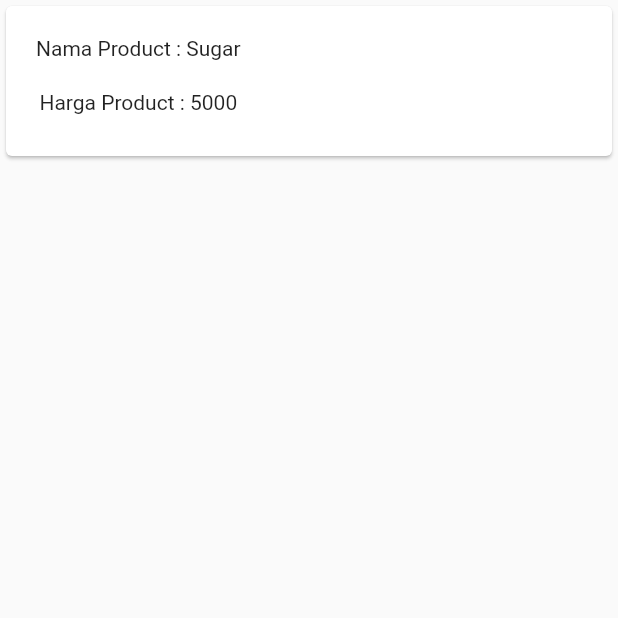
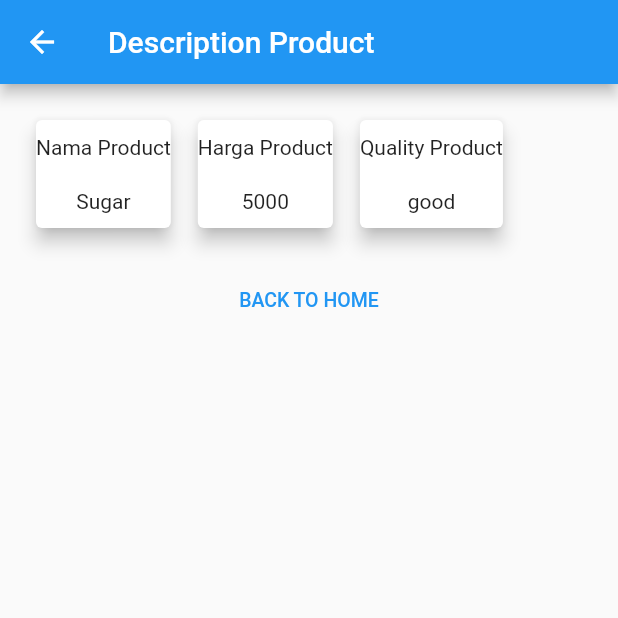
Before and after one commit to GalihPrev/Tugas_navigation_flutter, a Flutter app: the screen it shows after launch, after a tap on "Sugar", on a phone screen of 412 x 824 dp, the top half of it. Run offline on Flutter 3.47's test engine with Material 2 defaults, Android fonts, the phone set to English and light mode, and no system bars.

Commit message:
Chamge 3

```diff
--- a/lib/models/item.dart
+++ b/lib/models/item.dart
@@ -1,6 +1,7 @@
 class Item {
   String name;
   int price;
+  String quality;
 
-  Item({required this.name, required this.price});
+  Item({required this.name, required this.quality,required this.price});
 }
--- a/lib/pages/home_page.dart
+++ b/lib/pages/home_page.dart
@@ -7,14 +7,18 @@ class HomePage extends StatefulWidget {
 }
 
 final List<Item> items = [
-  Item(name: 'Sugar', price: 5000),
-  Item(name: 'Salt', price: 2000),
+  Item(name: 'Sugar', price: 5000, quality: 'good'),
+  Item(name: 'Salt', price: 2000, quality: 'good'),
+  Item(name: 'Brown Sugar', price: 2000, quality: 'good'),
 ];
 
 class _HomePageState extends State<HomePage> {
   @override
   Widget build(BuildContext context) {
     return Scaffold(
+      appBar: AppBar(
+        title: const Text("Select Your Product"),
+      ),
       body: Container(
         margin: EdgeInsets.all(8),
         child: ListView.builder(
--- a/lib/pages/item_page.dart
+++ b/lib/pages/item_page.dart
@@ -1,5 +1,7 @@
 import 'package:flutter/material.dart';
 import 'package:tugas_navigation_flutter/models/item.dart';
+import 'package:tugas_navigation_flutter/pages/home_page.dart';
+import 'package:tugas_navigation_flutter/widgets/back_home.dart';
 
 class ItemPage extends StatelessWidget {
   const ItemPage({Key? key}) : super(key: key);
@@ -9,27 +11,65 @@ class ItemPage extends StatelessWidget {
     final Item items = ModalRoute.of(context)!.settings.arguments as Item;
 
     return Scaffold(
-      body: Card(
-        child: Container(
+      appBar: AppBar(
+        title: Text("Description Product"),
+      ),
+      body: ListView(
+        children: [
+          Container(
             padding: EdgeInsets.all(20),
             // color: Colors.amber,
-          height: 100,
+            height: 120,
             child: Center(
               child: Row(
                 children: [
-                Column(
+                  Row(
+                    mainAxisAlignment: MainAxisAlignment.spaceEvenly,
                     children: [
-                    Text("Nama Product : " + items.name),
+                      Card(
+                        elevation: 5,
+                        child: Column(
+                          mainAxisAlignment: MainAxisAlignment.spaceAround,
+                          children: [
+                            Text("Nama Product"),
+                            Text(items.name),
+                          ],
+                        ),
+                      ),
                       SizedBox(
-                      height: 20,
+                        width: 10,
                       ),
-                    Text("Harga Product : " + items.price.toString())
+                      Card(
+                        elevation: 5,
+                        child: Column(
+                          mainAxisAlignment: MainAxisAlignment.spaceAround,
+                          children: [
+                            Text("Harga Product"),
+                            Text(items.price.toString()),
+                          ],
+                        ),
+                      ),
+                      SizedBox(
+                        width: 10,
+                      ),
+                      Card(
+                        elevation: 5,
+                        child: Column(
+                          mainAxisAlignment: MainAxisAlignment.spaceAround,
+                          children: [
+                            Text("Quality Product"),
+                            Text(items.quality.toString()),
+                          ],
+                        ),
+                      ),
                     ],
                   ),
                 ],
               ),
             ),
           ),
+          BackToHome()
+        ],
       ),
     );
   }
--- /dev/null
+++ b/lib/widgets/back_home.dart
@@ -0,0 +1,28 @@
+import 'package:flutter/material.dart';
+import 'package:tugas_navigation_flutter/pages/home_page.dart';
+
+class BackToHome extends StatelessWidget {
+  const BackToHome({
+    Key? key,
+  }) : super(key: key);
+
+  @override
+  Widget build(BuildContext context) {
+    return Container(
+      margin: EdgeInsets.only(bottom: 20),
+      width: double.infinity,
+      alignment: Alignment.topCenter,
+      child: TextButton(
+        child: Text(
+          "BACK TO HOME",
+          style: TextStyle(fontSize: 13),
+        ),
+        onPressed: () {
+          Navigator.pop(context, MaterialPageRoute(builder: (context) {
+            return HomePage();
+          }));
+        },
+      ),
+    );
+  }
+}
```
Lines whose indentation alone changed are shown as unchanged.
